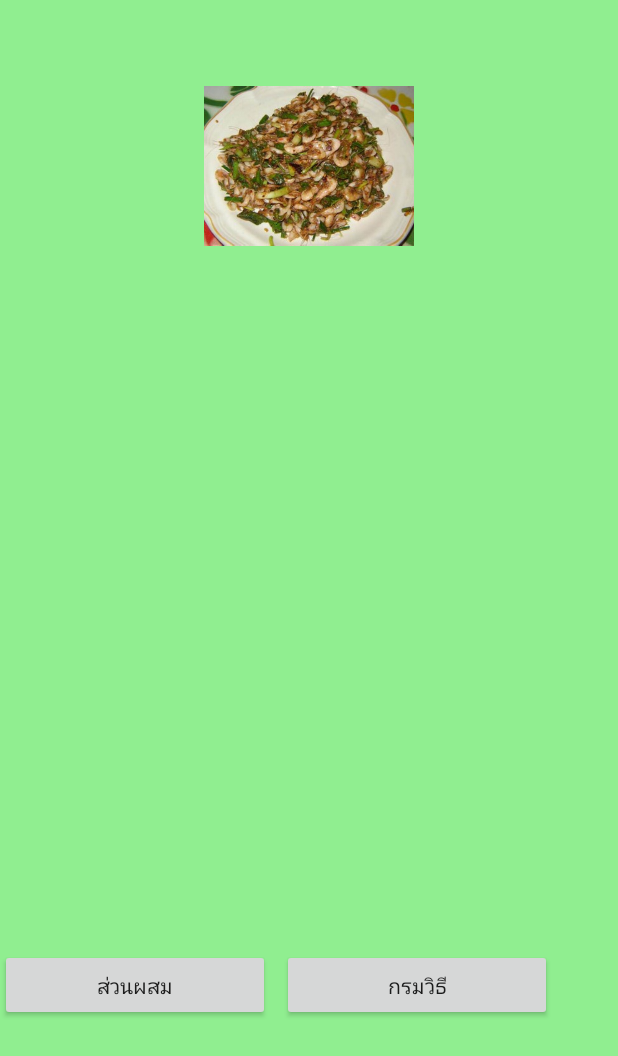
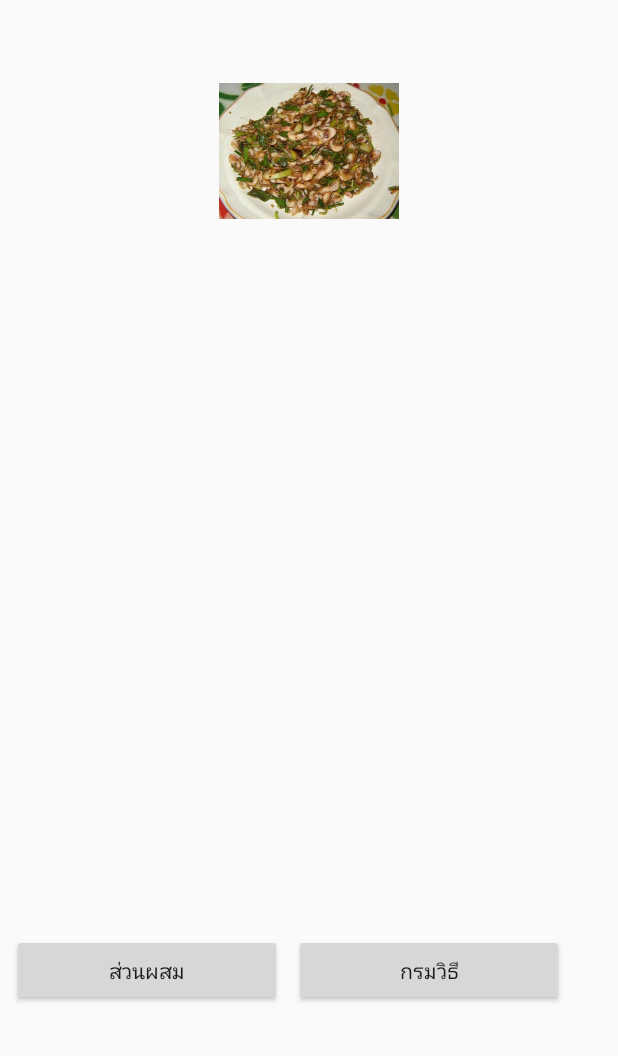
Before and after one commit to toonae/Motionstop-master, an Android app: the Meat1Activity screen opened directly, with no data from a screen before it, on a phone screen of 412 x 824 dp. Shown: the top 1056 px of the screen. Run offline under Robolectric (Android 15) with nearby library versions, the phone set to English and light mode, and no system bars.

Commit message:
ล่าสุด3

```diff
--- a/app/src/main/AndroidManifest.xml
+++ b/app/src/main/AndroidManifest.xml
@@ -18,7 +18,7 @@
         </activity>
         <activity android:name=".HistoryActivity" />
         <activity android:name=".MeatActivity" />
-        <activity android:name=".MeatDetailActivity" />
+        <activity android:name=".Meat1Activity"></activity>
     </application>
 
 </manifest>
--- a/app/src/main/java/com/example/computer/motionstop/MeatDetailActivity.java
+++ b/app/src/main/java/com/example/computer/motionstop/Meat1Activity.java
@@ -2,12 +2,11 @@ package com.example.computer.motionstop;
 
 import android.support.v7.app.AppCompatActivity;
 import android.os.Bundle;
-import android.view.View;
 import android.widget.Button;
 import android.widget.ImageView;
 import android.widget.TextView;
 
-public class MeatDetailActivity extends AppCompatActivity {
+public class Meat1Activity extends AppCompatActivity {
 
     TextView titleTextView, detailTextView;
     ImageView signImageView;
@@ -16,7 +15,7 @@ public class MeatDetailActivity extends AppCompatActivity {
     @Override
     protected void onCreate(Bundle savedInstanceState) {
         super.onCreate(savedInstanceState);
-        setContentView(R.layout.activity_meat_detail);
+        setContentView(R.layout.activity_meat1);
 
         //Initial View ผูกตัวแปรบน JAVA กับ XML
         titleTextView = findViewById(R.id.txvTitle);
@@ -31,8 +30,6 @@ public class MeatDetailActivity extends AppCompatActivity {
 
     }//end onCreate Method
 
-    public void clickBack(View view) {
-        finish();
-    }//end clickBack Method
+
 
 }//end Class
--- a/app/src/main/java/com/example/computer/motionstop/MeatActivity.java
+++ b/app/src/main/java/com/example/computer/motionstop/MeatActivity.java
@@ -31,7 +31,7 @@ public class MeatActivity extends AppCompatActivity {
                 Intent intent;
                 switch (ar2){
                     case 0:
-                        intent = new Intent(getApplicationContext(),MeatDetailActivity.class);
+                        intent = new Intent(getApplicationContext(),Meat1Activity.class);
                 }
             }
         });
--- a/app/src/main/java/com/example/computer/motionstop/MyAdapter.java
+++ b/app/src/main/java/com/example/computer/motionstop/MyAdapter.java
@@ -40,12 +40,12 @@ public class MyAdapter extends BaseAdapter {
     public View getView(int i, View view, ViewGroup viewGroup) {//รับข้อมูลจาก Method getCount() มาแสดงผลบนแอป
 
         LayoutInflater layoutInflater = (LayoutInflater) context.getSystemService(Context.LAYOUT_INFLATER_SERVICE);
-        View view1 = layoutInflater.inflate(R.layout.activity_listview, viewGroup, false);
+        View view1 = layoutInflater.inflate(R.layout.activity_meat, viewGroup, false);
 
         //ผูกตัวแปรบน JAVA กับอิลิเมนท์บน XML ที่หน้า my_listview
         ImageView imageView = view1.findViewById(R.id.imageView);
         TextView titleTextView = view1.findViewById(R.id.txv2);
-       // TextView detailTextView = view1.findViewById(R.id.txv2);
+       //TextView detailTextView = view1.findViewById(R.id.txv2);
 
         //Show data นำข้อมูลไปแสดงผลบนแอป
         imageView.setImageResource(ints[i]);
--- a/app/src/main/res/layout/activity_listview.xml
+++ b/app/src/main/res/layout/activity_listview.xml
@@ -7,7 +7,7 @@
     tools:context=".listviewActivity">
 
     <ImageView
-        android:id="@+id/imageView2"
+        android:id="@+id/imageView"
         android:layout_width="60dp"
         android:layout_height="60dp"
         android:layout_marginLeft="8dp"
@@ -24,8 +24,8 @@
         android:layout_marginStart="8dp"
         android:layout_marginTop="8dp"
         android:orientation="vertical"
-        app:layout_constraintStart_toEndOf="@+id/imageView2"
-        app:layout_constraintTop_toTopOf="@+id/imageView2">
+        app:layout_constraintStart_toEndOf="@+id/imageView"
+        app:layout_constraintTop_toTopOf="@+id/imageView">
 
         <TextView
             android:id="@+id/txv2"
--- a/app/src/main/res/layout/activity_meat_detail.xml
+++ b/app/src/main/res/layout/activity_meat1.xml
@@ -4,8 +4,7 @@
     xmlns:tools="http://schemas.android.com/tools"
     android:layout_width="match_parent"
     android:layout_height="match_parent"
-    android:background="#90ee90"
-    tools:context=".MeatDetailActivity">
+    tools:context=".Meat1Activity">
 
     <TextView
         android:id="@+id/txvTitle"
@@ -22,29 +21,17 @@
         app:layout_constraintStart_toStartOf="parent"
         app:layout_constraintTop_toTopOf="parent" />
 
-    <ImageView
-        android:id="@+id/imvSign"
-        android:layout_width="140dp"
-        android:layout_height="140dp"
-        android:layout_marginEnd="8dp"
-        android:layout_marginLeft="8dp"
-        android:layout_marginRight="8dp"
-        android:layout_marginStart="8dp"
-        android:layout_marginTop="8dp"
-        android:scaleType="fitCenter"
-        app:layout_constraintEnd_toEndOf="parent"
-        app:layout_constraintStart_toStartOf="parent"
-        app:layout_constraintTop_toBottomOf="@+id/txvTitle"
-        app:srcCompat="@drawable/koi" />
-
     <Button
         android:id="@+id/button6"
         android:layout_width="180dp"
         android:layout_height="wrap_content"
         android:layout_marginBottom="8dp"
+        android:layout_marginLeft="8dp"
+        android:layout_marginStart="8dp"
         android:layout_marginTop="8dp"
         android:text="ส่วนผสม"
         app:layout_constraintBottom_toBottomOf="parent"
+        app:layout_constraintStart_toStartOf="parent"
         app:layout_constraintTop_toBottomOf="@+id/scrollView3" />
 
     <Button
@@ -58,18 +45,28 @@
         app:layout_constraintStart_toEndOf="@+id/button6"
         app:layout_constraintTop_toTopOf="@+id/button6" />
 
-    <ScrollView
-        android:id="@+id/scrollView3"
-        android:layout_width="match_parent"
-        android:layout_height="300dp"
+    <ImageView
+        android:id="@+id/imvSign"
+        android:layout_width="120dp"
+        android:layout_height="120dp"
         android:layout_marginEnd="8dp"
         android:layout_marginLeft="8dp"
         android:layout_marginRight="8dp"
         android:layout_marginStart="8dp"
         android:layout_marginTop="8dp"
+        android:scaleType="fitCenter"
         app:layout_constraintEnd_toEndOf="parent"
         app:layout_constraintStart_toStartOf="parent"
-        app:layout_constraintTop_toBottomOf="@+id/imvSign">
+        app:layout_constraintTop_toBottomOf="@+id/txvTitle"
+        app:srcCompat="@drawable/koi" />
+
+    <ScrollView
+        android:id="@+id/scrollView3"
+        android:layout_width="match_parent"
+        android:layout_height="300dp"
+        android:layout_marginTop="8dp"
+        app:layout_constraintTop_toBottomOf="@+id/imvSign"
+        tools:layout_editor_absoluteX="0dp">
 
         <LinearLayout
             android:layout_width="match_parent"
@@ -81,8 +78,7 @@
                 android:layout_width="match_parent"
                 android:layout_height="wrap_content"
                 android:layout_margin="8dp"
-                android:text="TextView"
-                android:textColor="@android:color/background_dark" />
+                android:text="TextView" />
         </LinearLayout>
     </ScrollView>
 </android.support.constraint.ConstraintLayout>
```
Also changed, not shown: app/src/main/res/layout/activity_meat.xml (+14 -17 lines).
